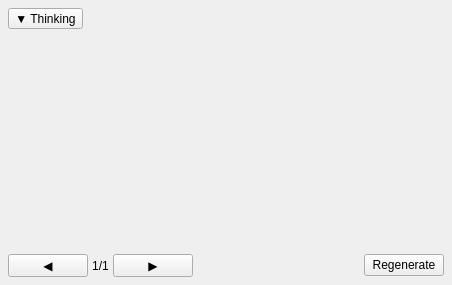
First picture: the form in AIOneQTWidgets/messagewidget.ui, repository Iemand005/Singularity, before the edit.
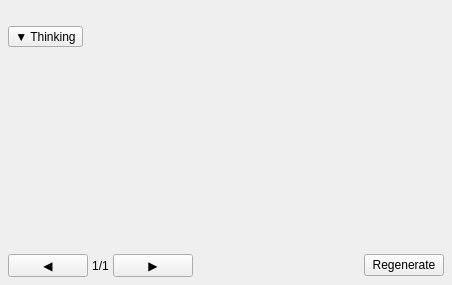
Second picture: the form after the edit.

What changed in the file:
```diff
--- a/AIOneQTWidgets/messagewidget.ui
+++ b/AIOneQTWidgets/messagewidget.ui
@@ -26,8 +26,43 @@
    <property name="bottomMargin">
     <number>8</number>
    </property>
+   <item>
+    <layout class="QHBoxLayout" name="contentLayout">
+     <item>
+      <widget class="QLabel" name="textLabel">
+       <property name="text">
+        <string/>
+       </property>
+       <property name="alignment">
+        <set>Qt::AlignmentFlag::AlignLeading|Qt::AlignmentFlag::AlignLeft|Qt::AlignmentFlag::AlignTop</set>
+       </property>
+       <property name="wordWrap">
+        <bool>true</bool>
+       </property>
+       <property name="textInteractionFlags">
+        <set>Qt::TextInteractionFlag::TextSelectableByMouse</set>
+       </property>
+      </widget>
+     </item>
+    </layout>
+   </item>
    <item>
     <layout class="QVBoxLayout" name="thinkLayout">
+     <property name="spacing">
+      <number>0</number>
+     </property>
+     <property name="leftMargin">
+      <number>0</number>
+     </property>
+     <property name="topMargin">
+      <number>0</number>
+     </property>
+     <property name="rightMargin">
+      <number>0</number>
+     </property>
+     <property name="bottomMargin">
+      <number>0</number>
+     </property>
      <item>
       <widget class="QToolButton" name="thinkToggle">
        <property name="text">
@@ -58,7 +93,7 @@
           <x>0</x>
           <y>0</y>
           <width>434</width>
-          <height>172</height>
+          <height>179</height>
          </rect>
         </property>
         <layout class="QVBoxLayout" name="scrollLayout">
@@ -81,26 +116,6 @@
      </item>
     </layout>
    </item>
-   <item>
-    <layout class="QHBoxLayout" name="contentLayout">
-     <item>
-      <widget class="QLabel" name="textLabel">
-       <property name="text">
-        <string/>
-       </property>
-       <property name="alignment">
-        <set>Qt::AlignmentFlag::AlignLeading|Qt::AlignmentFlag::AlignLeft|Qt::AlignmentFlag::AlignTop</set>
-       </property>
-       <property name="wordWrap">
-        <bool>true</bool>
-       </property>
-       <property name="textInteractionFlags">
-        <set>Qt::TextInteractionFlag::TextSelectableByMouse</set>
-       </property>
-      </widget>
-     </item>
-    </layout>
-   </item>
    <item>
     <layout class="QHBoxLayout" name="versionLayout">
      <property name="spacing">
```
